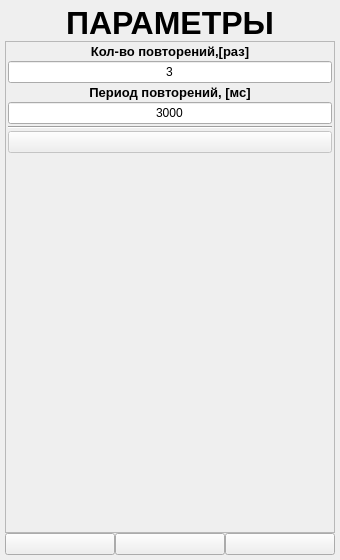
The window that ANDROID_FORMS/settings_form.ui (DavidSiegman/PLC_RF_Configurator) describes before a commit, drawn with Qt 5.
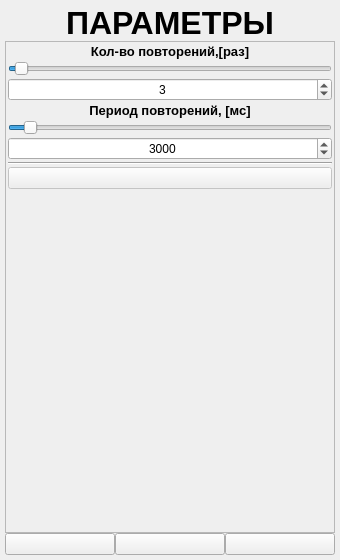
The same window after the commit. Icons and pictures are not drawn.

```diff
--- a/ANDROID_FORMS/settings_form.ui
+++ b/ANDROID_FORMS/settings_form.ui
@@ -123,30 +123,56 @@
         </widget>
        </item>
        <item>
-        <widget class="QLineEdit" name="Repeat">
+        <widget class="QSlider" name="RepeatSlider">
          <property name="sizePolicy">
-          <sizepolicy hsizetype="Expanding" vsizetype="Minimum">
+          <sizepolicy hsizetype="Expanding" vsizetype="Fixed">
            <horstretch>0</horstretch>
            <verstretch>0</verstretch>
           </sizepolicy>
          </property>
-         <property name="minimumSize">
+         <property name="maximumSize">
           <size>
-           <width>0</width>
-           <height>0</height>
+           <width>16777215</width>
+           <height>15</height>
           </size>
          </property>
-         <property name="font">
-          <font>
-           <family>Microsoft YaHei UI</family>
-          </font>
+         <property name="minimum">
+          <number>1</number>
          </property>
-         <property name="text">
-          <string>3</string>
+         <property name="maximum">
+          <number>100</number>
+         </property>
+         <property name="pageStep">
+          <number>3</number>
+         </property>
+         <property name="value">
+          <number>3</number>
+         </property>
+         <property name="orientation">
+          <enum>Qt::Horizontal</enum>
+         </property>
+        </widget>
+       </item>
+       <item>
+        <widget class="QSpinBox" name="Repeat">
+         <property name="sizePolicy">
+          <sizepolicy hsizetype="Minimum" vsizetype="Fixed">
+           <horstretch>0</horstretch>
+           <verstretch>0</verstretch>
+          </sizepolicy>
          </property>
          <property name="alignment">
           <set>Qt::AlignCenter</set>
          </property>
+         <property name="minimum">
+          <number>1</number>
+         </property>
+         <property name="maximum">
+          <number>100</number>
+         </property>
+         <property name="value">
+          <number>3</number>
+         </property>
         </widget>
        </item>
        <item>
@@ -180,35 +206,54 @@
         </widget>
        </item>
        <item>
-        <layout class="QGridLayout" name="gridLayout">
-         <item row="1" column="1">
-          <widget class="QLineEdit" name="Periode">
-           <property name="sizePolicy">
-            <sizepolicy hsizetype="Expanding" vsizetype="Minimum">
-             <horstretch>0</horstretch>
-             <verstretch>0</verstretch>
-            </sizepolicy>
-           </property>
-           <property name="minimumSize">
-            <size>
-             <width>0</width>
-             <height>0</height>
-            </size>
-           </property>
-           <property name="font">
-            <font>
-             <family>Microsoft YaHei UI</family>
-            </font>
-           </property>
-           <property name="text">
-            <string>3000</string>
-           </property>
-           <property name="alignment">
-            <set>Qt::AlignCenter</set>
-           </property>
-          </widget>
-         </item>
-        </layout>
+        <widget class="QSlider" name="PeriodeSlider">
+         <property name="maximumSize">
+          <size>
+           <width>16777215</width>
+           <height>15</height>
+          </size>
+         </property>
+         <property name="minimum">
+          <number>1</number>
+         </property>
+         <property name="maximum">
+          <number>600</number>
+         </property>
+         <property name="singleStep">
+          <number>10</number>
+         </property>
+         <property name="pageStep">
+          <number>10</number>
+         </property>
+         <property name="value">
+          <number>30</number>
+         </property>
+         <property name="orientation">
+          <enum>Qt::Horizontal</enum>
+         </property>
+        </widget>
+       </item>
+       <item>
+        <widget class="QSpinBox" name="Periode">
+         <property name="alignment">
+          <set>Qt::AlignCenter</set>
+         </property>
+         <property name="minimum">
+          <number>100</number>
+         </property>
+         <property name="maximum">
+          <number>300000</number>
+         </property>
+         <property name="singleStep">
+          <number>100</number>
+         </property>
+         <property name="value">
+          <number>3000</number>
+         </property>
+        </widget>
+       </item>
+       <item>
+        <layout class="QGridLayout" name="gridLayout"/>
        </item>
        <item>
         <widget class="Line" name="line">
```
